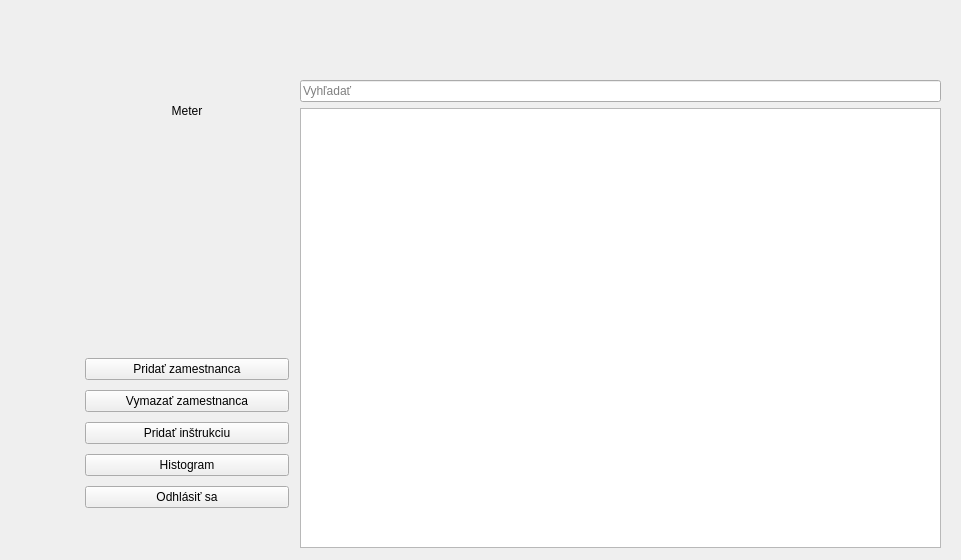
Before: the Qt Designer form src/app/ui/main_window.ui in TIS2023-FMFI/pracovne-instrukcie, drawn with Qt 5.
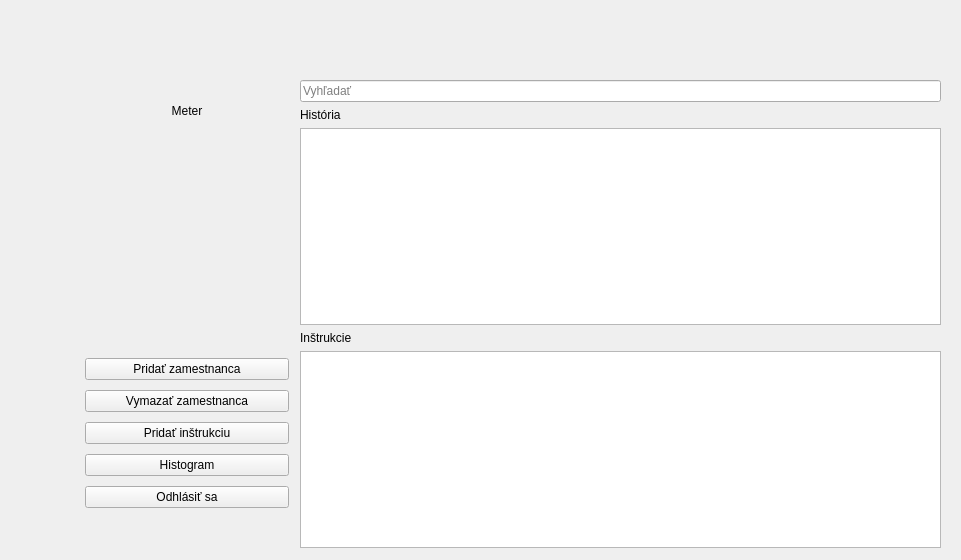
After: the same form once the commit is applied. Icons and pictures are not drawn.

Patch:
```diff
--- a/src/app/ui/main_window.ui
+++ b/src/app/ui/main_window.ui
@@ -151,7 +151,24 @@
        </layout>
       </item>
       <item>
-       <widget class="QListWidget" name="listWidget"/>
+       <widget class="QLabel" name="history_label">
+        <property name="text">
+         <string>História</string>
+        </property>
+       </widget>
+      </item>
+      <item>
+       <widget class="QListWidget" name="instructions_history"/>
+      </item>
+      <item>
+       <widget class="QLabel" name="title">
+        <property name="text">
+         <string>Inštrukcie</string>
+        </property>
+       </widget>
+      </item>
+      <item>
+       <widget class="QListWidget" name="instructions_list"/>
       </item>
      </layout>
     </item>
```
